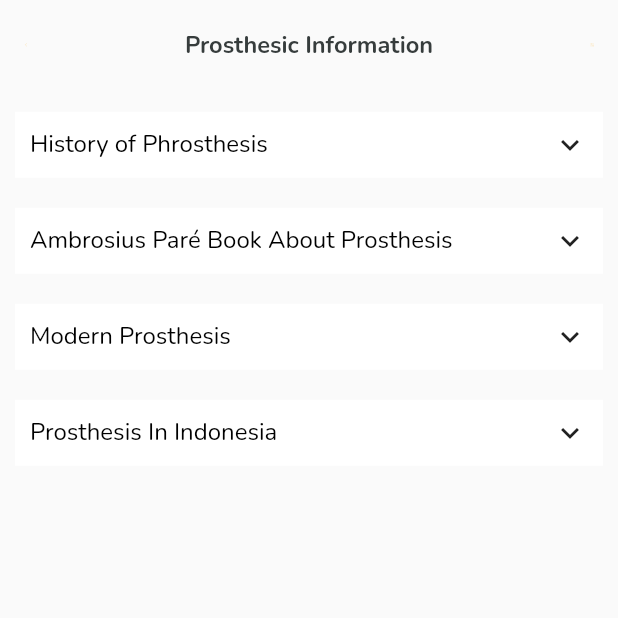
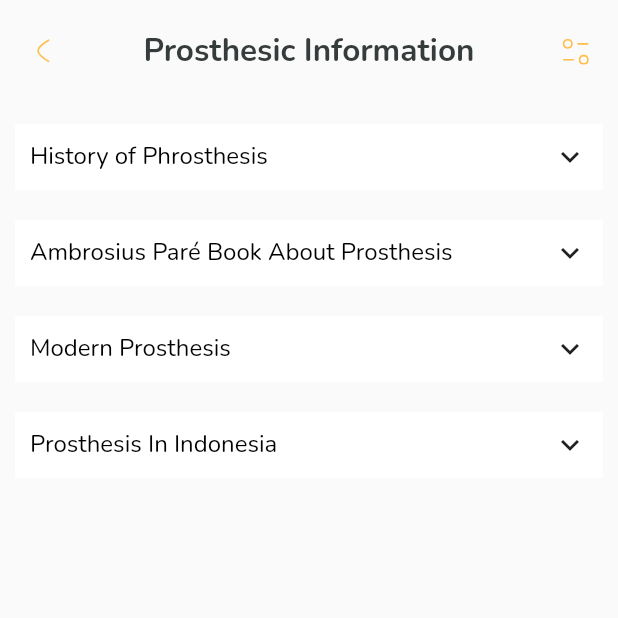
Before and after one commit to dimassap28/Prosthetic, a Flutter app: the ProsthesisInfo screen opened directly, on a phone screen of 412 x 824 dp, the top half of it. Run offline on Flutter 3.47's test engine with Material 2 defaults, Android fonts, the phone set to English and light mode, and no system bars; drawn by our look-alikes of getwidget; our stand-ins replace carousel_slider, flutter_svg, get, google_fonts, sizer.

Commit message:
Ui adjusment responsive

```diff
--- a/lib/prosthesis_info.dart
+++ b/lib/prosthesis_info.dart
@@ -35,8 +35,8 @@ class _ProsthesisInfoState extends State<ProsthesisInfo> {
                         Get.back();
                       },
                       child: SizedBox(
-                        width: getWidth(3),
-                        height: getHeight(3),
+                        width: getWidth(25),
+                        height: getHeight(25),
                         child: SvgPicture.asset(
                           'assets/icon/providers/left.svg',
                         ),
@@ -47,7 +47,7 @@ class _ProsthesisInfoState extends State<ProsthesisInfo> {
                       'Prosthesic Information',
                       style: TextStyle(
                         color: const Color(0xff363C3C),
-                        fontSize: getWidth(15),
+                        fontSize: getWidth(20),
                         fontWeight: FontWeight.w700,
                       ),
                     ),
@@ -55,8 +55,8 @@ class _ProsthesisInfoState extends State<ProsthesisInfo> {
                     SizedBox(
                       child: SvgPicture.asset(
                         'assets/icon/providers/filter.svg',
-                        width: getWidth(3),
-                        height: getHeight(3),
+                        width: getWidth(25),
+                        height: getHeight(25),
                       ),
                     ),
                   ],
```
